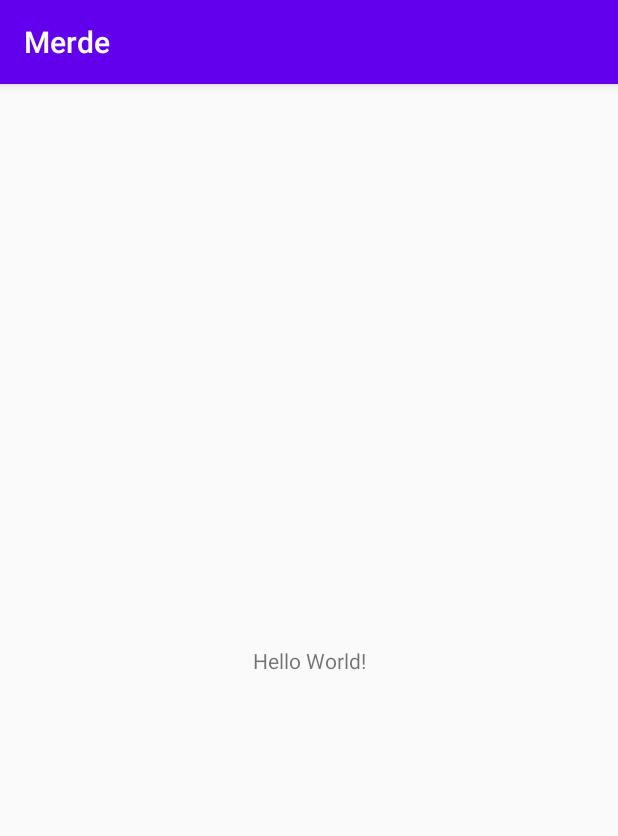
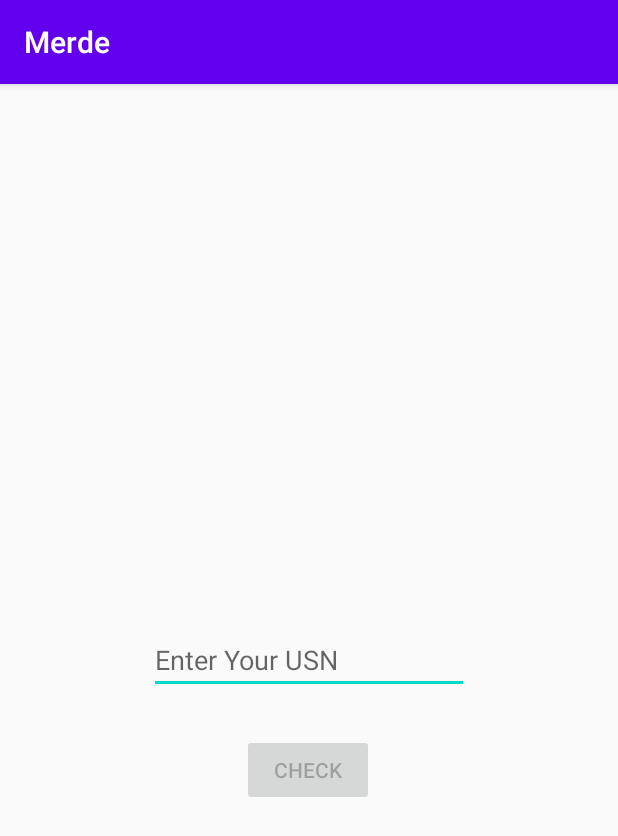
Before and after one commit to aadityaguptaa/Merde, an Android app: the screen it shows after launch (MainActivity before the commit, exRoomNo after it), on a phone screen of 412 x 824 dp. Shown: the top 836 px of the screen. Run offline under Robolectric (Android 15) with nearby library versions, the phone set to English and light mode, and no system bars; our stand-ins replace Firebase (no records; nobody signed in at launch, a user with empty details on screens opened directly).

```diff
--- a/app/build.gradle
+++ b/app/build.gradle
@@ -27,6 +27,7 @@ dependencies {
     implementation 'androidx.appcompat:appcompat:1.2.0'
     implementation 'androidx.constraintlayout:constraintlayout:2.0.1'
     implementation 'com.google.firebase:firebase-analytics:17.5.0'
+    implementation 'com.google.firebase:firebase-database:19.3.0'
     testImplementation 'junit:junit:4.12'
     androidTestImplementation 'androidx.test.ext:junit:1.1.2'
     androidTestImplementation 'androidx.test.espresso:espresso-core:3.3.0'
--- a/app/src/main/AndroidManifest.xml
+++ b/app/src/main/AndroidManifest.xml
@@ -2,7 +2,7 @@
 <manifest xmlns:android="http://schemas.android.com/apk/res/android"
     package="com.example.merde">
 
-    <uses-permission android:name="android.permission.INTERNET"></uses-permission>
+    <uses-permission android:name="android.permission.INTERNET" />
 
     <application
         android:allowBackup="true"
@@ -11,6 +11,7 @@
         android:roundIcon="@mipmap/ic_launcher_round"
         android:supportsRtl="true"
         android:theme="@style/AppTheme">
+        <activity android:name=".exRoomNo"></activity>
         <activity android:name=".MainActivity">
             <intent-filter>
                 <action android:name="android.intent.action.MAIN" />
--- a/app/src/main/java/com/example/merde/MainActivity.java
+++ b/app/src/main/java/com/example/merde/MainActivity.java
@@ -2,6 +2,7 @@ package com.example.merde;
 
 import androidx.appcompat.app.AppCompatActivity;
 
+import android.content.Intent;
 import android.os.Bundle;
 
 public class MainActivity extends AppCompatActivity {
@@ -10,5 +11,7 @@ public class MainActivity extends AppCompatActivity {
     protected void onCreate(Bundle savedInstanceState) {
         super.onCreate(savedInstanceState);
         setContentView(R.layout.activity_main);
+        Intent intent = new Intent(MainActivity.this, exRoomNo.class);
+        startActivity(intent);
     }
 }
--- /dev/null
+++ b/app/src/main/java/com/example/merde/exRoomNo.java
@@ -0,0 +1,95 @@
+package com.example.merde;
+
+import androidx.annotation.NonNull;
+import androidx.appcompat.app.AppCompatActivity;
+
+import android.os.Bundle;
+import android.text.Editable;
+import android.text.TextWatcher;
+import android.view.View;
+import android.widget.Button;
+import android.widget.EditText;
+import android.widget.TextView;
+
+import com.google.firebase.database.DataSnapshot;
+import com.google.firebase.database.DatabaseError;
+import com.google.firebase.database.DatabaseReference;
+import com.google.firebase.database.FirebaseDatabase;
+import com.google.firebase.database.ValueEventListener;
+
+import java.util.ArrayList;
+import java.util.List;
+
+public class exRoomNo extends AppCompatActivity {
+
+    DatabaseReference databaseReference;
+    EditText editText;
+    TextView textView;
+    Button button;
+
+    List<String> USN = new ArrayList<String>();
+    List<String> RoomNo = new ArrayList<String>();
+
+
+    @Override
+    protected void onCreate(Bundle savedInstanceState) {
+        super.onCreate(savedInstanceState);
+        setContentView(R.layout.activity_ex_room_no);
+
+        button = findViewById(R.id.USN_Check_Button);
+        editText = findViewById(R.id.USN_Field);
+        textView = findViewById(R.id.Room_No_TextView);
+        FirebaseDatabase database = FirebaseDatabase.getInstance();
+        DatabaseReference myRef = database.getReference().child("0");
+        myRef.addValueEventListener(new ValueEventListener() {
+            @Override
+            public void onDataChange(DataSnapshot dataSnapshot) {
+                for(DataSnapshot item_snapshot:dataSnapshot.getChildren()) {
+                    USN.add(item_snapshot.child("USN").getValue().toString());
+                    RoomNo.add(item_snapshot.child("Room No").getValue().toString());
+                }
+            }
+
+            @Override
+            public void onCancelled(@NonNull DatabaseError databaseError) {
+
+            }
+        });
+
+        editText.addTextChangedListener(new TextWatcher() {
+            @Override
+            public void beforeTextChanged(CharSequence s, int start, int count, int after) {
+
+            }
+
+            @Override
+            public void onTextChanged(CharSequence s, int start, int before, int count) {
+                if(editText.getText().toString().isEmpty()){
+                    button.setEnabled(false);
+                }else{
+                    button.setEnabled(true);
+                }
+            }
+
+            @Override
+            public void afterTextChanged(Editable s) {
+
+            }
+        });
+
+    }
+
+    public void onclick(View view){
+        String usn = editText.getText().toString();
+        usn = usn.toUpperCase();
+
+
+        for(int i = 0; i < USN.size(); i++){
+            if(usn.equals(USN.get(i))){
+                textView.setText(RoomNo.get(i));
+                return;
+            }
+        }
+        textView.setText("No such USN in our Database, Please check it again ");
+    }
+}
--- /dev/null
+++ b/app/src/main/res/layout/activity_ex_room_no.xml
@@ -0,0 +1,44 @@
+<?xml version="1.0" encoding="utf-8"?>
+<androidx.constraintlayout.widget.ConstraintLayout xmlns:android="http://schemas.android.com/apk/res/android"
+    xmlns:app="http://schemas.android.com/apk/res-auto"
+    xmlns:tools="http://schemas.android.com/tools"
+    android:layout_width="match_parent"
+    android:layout_height="match_parent"
+    tools:context=".exRoomNo">
+
+    <EditText
+        android:id="@+id/USN_Field"
+        android:layout_width="wrap_content"
+        android:layout_height="wrap_content"
+        android:ems="10"
+        android:hint="Enter Your USN"
+        android:inputType="textPersonName"
+        app:layout_constraintBottom_toBottomOf="parent"
+        app:layout_constraintEnd_toEndOf="parent"
+        app:layout_constraintStart_toStartOf="parent"
+        app:layout_constraintTop_toTopOf="parent" />
+
+    <Button
+        android:id="@+id/USN_Check_Button"
+        android:layout_width="wrap_content"
+        android:layout_height="wrap_content"
+        android:enabled="false"
+        android:onClick="onclick"
+        android:text="Check"
+        app:layout_constraintBottom_toBottomOf="parent"
+        app:layout_constraintEnd_toEndOf="parent"
+        app:layout_constraintHorizontal_bias="0.498"
+        app:layout_constraintStart_toStartOf="parent"
+        app:layout_constraintTop_toBottomOf="@+id/USN_Field"
+        app:layout_constraintVertical_bias="0.085" />
+
+    <TextView
+        android:id="@+id/Room_No_TextView"
+        android:layout_width="wrap_content"
+        android:layout_height="wrap_content"
+        app:layout_constraintBottom_toTopOf="@+id/USN_Field"
+        app:layout_constraintEnd_toEndOf="parent"
+        app:layout_constraintStart_toStartOf="parent"
+        app:layout_constraintTop_toTopOf="parent"
+        app:layout_constraintVertical_bias="0.673" />
+</androidx.constraintlayout.widget.ConstraintLayout>
```
Also changed, not shown: app/src/main/java/com/example/merde/Student.java (added, +24 -0 lines).
